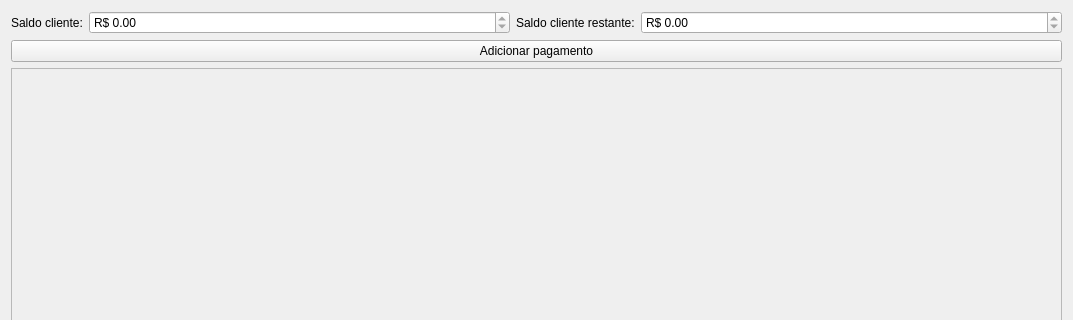
Before: the Qt Designer form ui/widgetpagamentos.ui in darktorres/ERP-STACCATO, drawn with Qt 5; both pictures show x 0 to 1073 and y 0 to 320 of the 1073 by 587 pixel window.
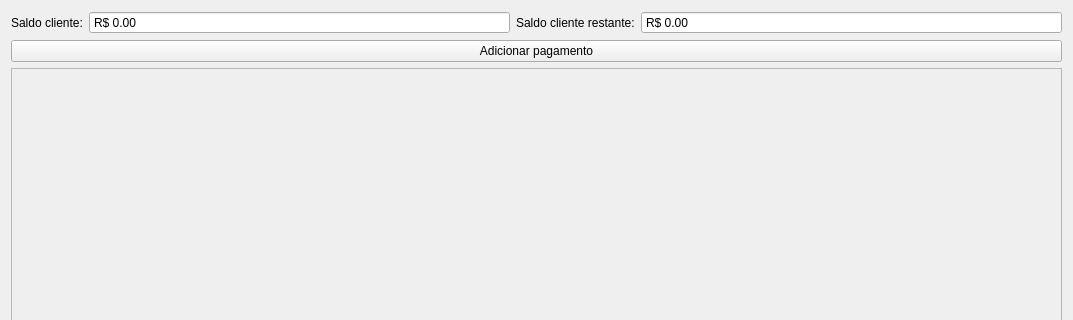
After: the same form once the commit is applied.

```diff
--- a/ui/widgetpagamentos.ui
+++ b/ui/widgetpagamentos.ui
@@ -129,6 +129,9 @@
        <property name="readOnly">
         <bool>true</bool>
        </property>
+       <property name="buttonSymbols">
+        <enum>QAbstractSpinBox::NoButtons</enum>
+       </property>
        <property name="showGroupSeparator" stdset="0">
         <bool>true</bool>
        </property>
@@ -164,6 +167,9 @@
        <property name="readOnly">
         <bool>true</bool>
        </property>
+       <property name="buttonSymbols">
+        <enum>QAbstractSpinBox::NoButtons</enum>
+       </property>
        <property name="showGroupSeparator" stdset="0">
         <bool>true</bool>
        </property>
```
